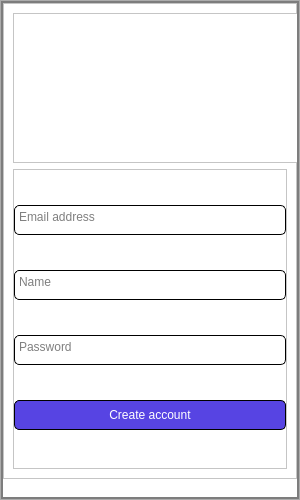
Above: signup_page.ui from Nailliw/creative_drive before the change. Below: the same form after it.
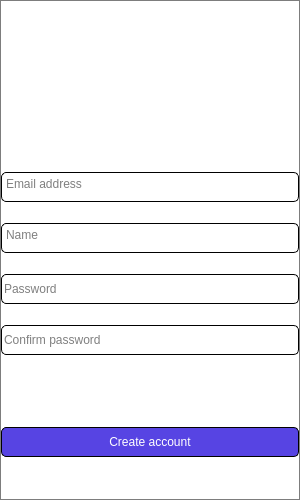
That is the form after the change. Icons and pictures are not drawn.

What changed in the file:
```diff
--- a/signup_page.ui
+++ b/signup_page.ui
@@ -67,7 +67,7 @@
        <string notr="true"/>
       </property>
       <property name="frameShape">
-       <enum>QFrame::StyledPanel</enum>
+       <enum>QFrame::NoFrame</enum>
       </property>
       <property name="frameShadow">
        <enum>QFrame::Raised</enum>
@@ -130,7 +130,7 @@
              </size>
             </property>
             <property name="frameShape">
-             <enum>QFrame::StyledPanel</enum>
+             <enum>QFrame::NoFrame</enum>
             </property>
             <property name="frameShadow">
              <enum>QFrame::Raised</enum>
@@ -151,34 +151,33 @@
              <property name="bottomMargin">
               <number>0</number>
              </property>
-             <item>
-              <widget class="QFrame" name="frame_9">
-               <property name="maximumSize">
-                <size>
-                 <width>16777215</width>
-                 <height>20</height>
-                </size>
-               </property>
-               <property name="frameShape">
-                <enum>QFrame::StyledPanel</enum>
-               </property>
-               <property name="frameShadow">
-                <enum>QFrame::Raised</enum>
-               </property>
-              </widget>
-             </item>
              <item>
               <widget class="QFrame" name="frame_7">
                <property name="styleSheet">
                 <string notr="true">background-color: rgb(255, 255, 255);</string>
                </property>
                <property name="frameShape">
-                <enum>QFrame::StyledPanel</enum>
+                <enum>QFrame::NoFrame</enum>
                </property>
                <property name="frameShadow">
                 <enum>QFrame::Raised</enum>
                </property>
                <layout class="QVBoxLayout" name="verticalLayout_4">
+                <property name="spacing">
+                 <number>0</number>
+                </property>
+                <property name="leftMargin">
+                 <number>0</number>
+                </property>
+                <property name="topMargin">
+                 <number>0</number>
+                </property>
+                <property name="rightMargin">
+                 <number>0</number>
+                </property>
+                <property name="bottomMargin">
+                 <number>0</number>
+                </property>
                 <item>
                  <widget class="QFrame" name="frame_10">
                   <property name="minimumSize">
@@ -201,17 +200,39 @@
 </string>
                   </property>
                   <property name="frameShape">
-                   <enum>QFrame::StyledPanel</enum>
+                   <enum>QFrame::NoFrame</enum>
                   </property>
                   <property name="frameShadow">
                    <enum>QFrame::Raised</enum>
                   </property>
+                  <widget class="QFrame" name="frame_9">
+                   <property name="geometry">
+                    <rect>
+                     <x>30</x>
+                     <y>30</y>
+                     <width>292</width>
+                     <height>10</height>
+                    </rect>
+                   </property>
+                   <property name="maximumSize">
+                    <size>
+                     <width>16777215</width>
+                     <height>20</height>
+                    </size>
+                   </property>
+                   <property name="frameShape">
+                    <enum>QFrame::NoFrame</enum>
+                   </property>
+                   <property name="frameShadow">
+                    <enum>QFrame::Raised</enum>
+                   </property>
+                  </widget>
                  </widget>
                 </item>
                 <item>
                  <widget class="QFrame" name="frame_11">
                   <property name="frameShape">
-                   <enum>QFrame::StyledPanel</enum>
+                   <enum>QFrame::NoFrame</enum>
                   </property>
                   <property name="frameShadow">
                    <enum>QFrame::Raised</enum>
@@ -273,10 +294,10 @@
                     </widget>
                    </item>
                    <item>
-                    <widget class="QTextEdit" name="textEdit_2">
+                    <widget class="QLineEdit" name="password">
                      <property name="minimumSize">
                       <size>
-                       <width>1</width>
+                       <width>0</width>
                        <height>30</height>
                       </size>
                      </property>
@@ -296,7 +317,46 @@
                     </widget>
                    </item>
                    <item>
-                    <widget class="QPushButton" name="pushButton_2">
+                    <widget class="QLineEdit" name="confirm_password">
+                     <property name="minimumSize">
+                      <size>
+                       <width>0</width>
+                       <height>30</height>
+                      </size>
+                     </property>
+                     <property name="maximumSize">
+                      <size>
+                       <width>16777215</width>
+                       <height>30</height>
+                      </size>
+                     </property>
+                     <property name="styleSheet">
+                      <string notr="true">border-radius: 5px;
+border: 1px solid black;</string>
+                     </property>
+                     <property name="placeholderText">
+                      <string>Confirm password</string>
+                     </property>
+                    </widget>
+                   </item>
+                   <item>
+                    <widget class="QLabel" name="error_message">
+                     <property name="maximumSize">
+                      <size>
+                       <width>16777215</width>
+                       <height>30</height>
+                      </size>
+                     </property>
+                     <property name="styleSheet">
+                      <string notr="true">color: rgb(204, 0, 0);</string>
+                     </property>
+                     <property name="text">
+                      <string/>
+                     </property>
+                    </widget>
+                   </item>
+                   <item>
+                    <widget class="QPushButton" name="registerButton">
                      <property name="minimumSize">
                       <size>
                        <width>0</width>
```
Left out of the diff: 6 changed lines with no effect on the pictures.
